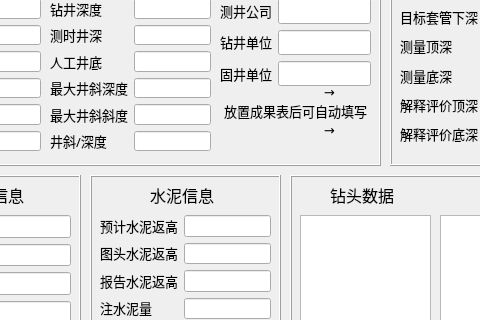
Old version of the form WELL_INTEGRITY_UI.ui in the repository KiwiPapa/4Stars-EngineerLoggingAssistant; both pictures show x 380 to 860 and y 174 to 494 of the 1160 by 710 pixel window.
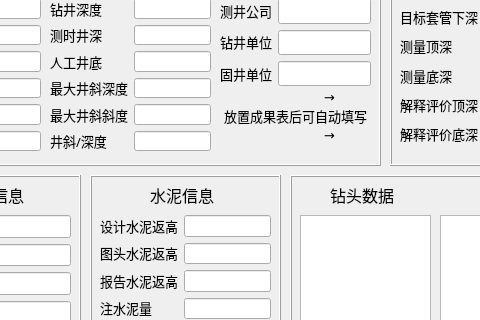
New version of the form.

Patch:
```diff
--- a/WELL_INTEGRITY_UI.ui
+++ b/WELL_INTEGRITY_UI.ui
@@ -519,7 +519,7 @@
          <x>560</x>
          <y>180</y>
          <width>171</width>
-         <height>51</height>
+         <height>61</height>
         </rect>
        </property>
        <property name="autoFillBackground">
@@ -1723,7 +1723,7 @@
              <string notr="true">font: 10pt &quot;黑体&quot;;</string>
             </property>
             <property name="text">
-             <string>预计水泥返高</string>
+             <string>设计水泥返高</string>
             </property>
            </widget>
           </item>
```
Left out of the diff: 2 changed lines with no effect on the pictures.
